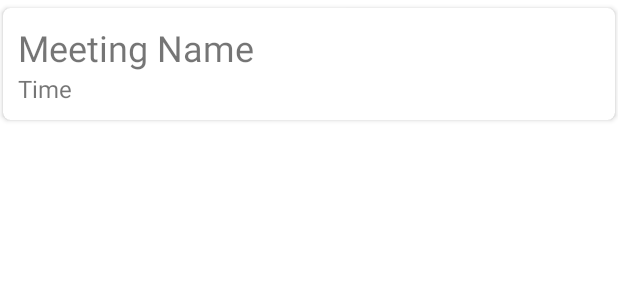
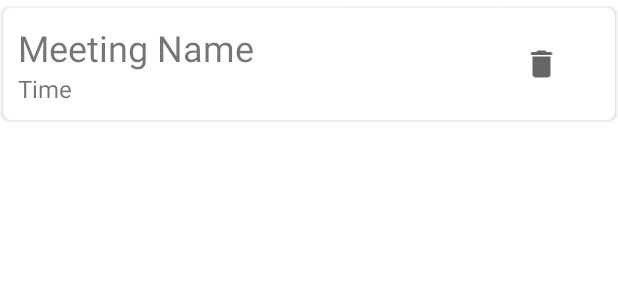
Before and after one commit to sb17ho/Meetings-Schedule, an Android app: the layout meetings_card_view.xml on its own in the app's theme, with its tools: preview values and no code run, on a phone screen of 412 x 824 dp. Shown: the top 300 px of the screen. Run offline under Robolectric (Android 15) with nearby library versions, the phone set to English and light mode, and no system bars.

Commit message:
Delete Icon Added, Implementation Remains

```diff
--- /dev/null
+++ b/app/src/main/res/drawable/ic_baseline_delete_24.xml
@@ -0,0 +1,10 @@
+<vector xmlns:android="http://schemas.android.com/apk/res/android"
+    android:width="24dp"
+    android:height="24dp"
+    android:viewportWidth="24"
+    android:viewportHeight="24"
+    android:tint="?attr/colorControlNormal">
+  <path
+      android:fillColor="@android:color/white"
+      android:pathData="M6,19c0,1.1 0.9,2 2,2h8c1.1,0 2,-0.9 2,-2V7H6v12zM19,4h-3.5l-1,-1h-5l-1,1H5v2h14V4z"/>
+</vector>
--- a/app/src/main/res/layout/meetings_card_view.xml
+++ b/app/src/main/res/layout/meetings_card_view.xml
@@ -3,16 +3,23 @@
     xmlns:app="http://schemas.android.com/apk/res-auto"
     android:layout_width="match_parent"
     android:layout_height="wrap_content"
+    android:layout_marginHorizontal="2dp"
     android:layout_marginTop="5dp"
-    android:layout_marginHorizontal="2dp"
     android:layout_marginBottom="5dp"
     app:cardCornerRadius="5dp">
 
     <LinearLayout
         android:layout_width="match_parent"
-        android:layout_height="match_parent"
+        android:layout_height="wrap_content"
+        android:padding="10dp"
+        android:weightSum="100"
+        android:orientation="horizontal">
+
+        <LinearLayout
+            android:layout_width="0dp"
+            android:layout_height="wrap_content"
             android:orientation="vertical"
-        android:padding="10dp"
+            android:layout_weight="80"
             android:weightSum="100">
 
             <TextView
@@ -36,4 +43,12 @@
 
         </LinearLayout>
 
+        <ImageView
+            android:layout_width="0dp"
+            android:layout_height="wrap_content"
+            android:layout_weight="20"
+            android:layout_gravity="center"
+            android:src="@drawable/ic_baseline_delete_24"/>
+
+    </LinearLayout>
 </androidx.cardview.widget.CardView>
```
Also changed, not shown: app/src/main/res/layout/all_meetings_card.xml (+18 -2 lines). Lines whose indentation alone changed are shown as unchanged.
